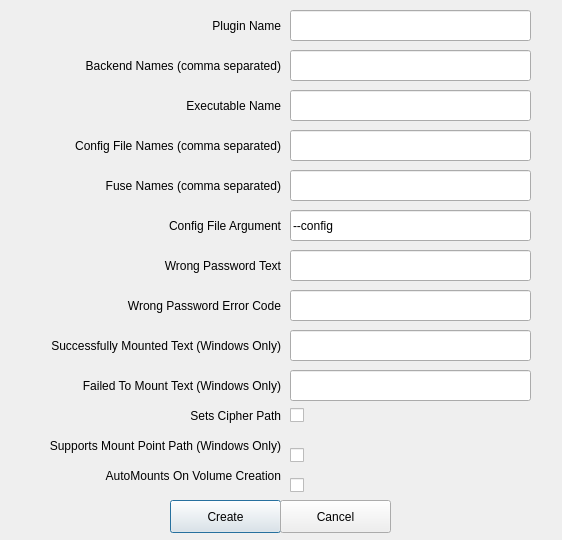
mhogomchungu/sirikali, file src/createbackendwindow.ui: the form before one commit.
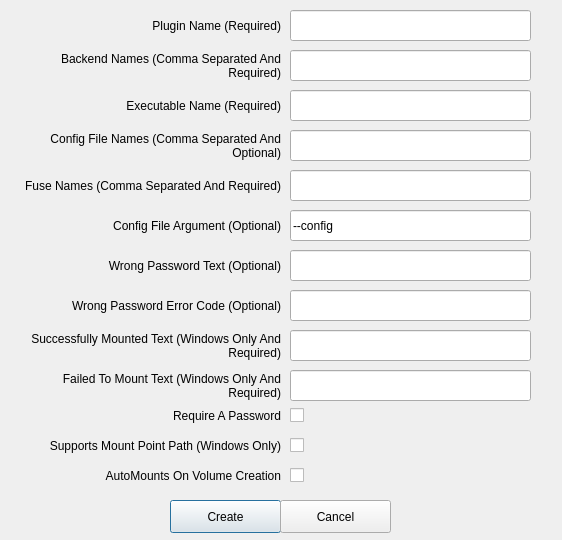
The form after the commit.

Commit message: second step in making a custom backend support is complete

What changed in the file:
```diff
--- a/src/createbackendwindow.ui
+++ b/src/createbackendwindow.ui
@@ -29,7 +29,7 @@
     </rect>
    </property>
    <property name="text">
-    <string>Plugin Name</string>
+    <string>Plugin Name (Required)</string>
    </property>
    <property name="alignment">
     <set>Qt::AlignRight|Qt::AlignTrailing|Qt::AlignVCenter</set>
@@ -58,7 +58,7 @@
     </rect>
    </property>
    <property name="text">
-    <string>Executable Name</string>
+    <string>Executable Name (Required)</string>
    </property>
    <property name="alignment">
     <set>Qt::AlignRight|Qt::AlignTrailing|Qt::AlignVCenter</set>
@@ -87,7 +87,7 @@
     </rect>
    </property>
    <property name="text">
-    <string>Fuse Names (comma separated)</string>
+    <string>Fuse Names (Comma Separated And Required)</string>
    </property>
    <property name="alignment">
     <set>Qt::AlignRight|Qt::AlignTrailing|Qt::AlignVCenter</set>
@@ -116,7 +116,7 @@
     </rect>
    </property>
    <property name="text">
-    <string>Config File Argument</string>
+    <string>Config File Argument (Optional)</string>
    </property>
    <property name="alignment">
     <set>Qt::AlignRight|Qt::AlignTrailing|Qt::AlignVCenter</set>
@@ -148,7 +148,7 @@
     </rect>
    </property>
    <property name="text">
-    <string>Sets Cipher Path</string>
+    <string>Require A Password</string>
    </property>
    <property name="alignment">
     <set>Qt::AlignRight|Qt::AlignTrailing|Qt::AlignVCenter</set>
@@ -193,7 +193,7 @@
    <property name="geometry">
     <rect>
      <x>290</x>
-     <y>440</y>
+     <y>430</y>
      <width>21</width>
      <height>31</height>
     </rect>
@@ -212,7 +212,7 @@
     </rect>
    </property>
    <property name="text">
-    <string>Wrong Password Text</string>
+    <string>Wrong Password Text (Optional)</string>
    </property>
    <property name="alignment">
     <set>Qt::AlignRight|Qt::AlignTrailing|Qt::AlignVCenter</set>
@@ -241,7 +241,7 @@
     </rect>
    </property>
    <property name="text">
-    <string>Wrong Password Error Code</string>
+    <string>Wrong Password Error Code (Optional)</string>
    </property>
    <property name="alignment">
     <set>Qt::AlignRight|Qt::AlignTrailing|Qt::AlignVCenter</set>
@@ -283,7 +283,7 @@
     </rect>
    </property>
    <property name="text">
-    <string>Config File Names (comma separated)</string>
+    <string>Config File Names (Comma Separated And Optional)</string>
    </property>
    <property name="alignment">
     <set>Qt::AlignRight|Qt::AlignTrailing|Qt::AlignVCenter</set>
@@ -312,7 +312,7 @@
     </rect>
    </property>
    <property name="text">
-    <string>Successfully Mounted Text (Windows Only)</string>
+    <string>Successfully Mounted Text (Windows Only And Required)</string>
    </property>
    <property name="alignment">
     <set>Qt::AlignRight|Qt::AlignTrailing|Qt::AlignVCenter</set>
@@ -341,7 +341,7 @@
     </rect>
    </property>
    <property name="text">
-    <string>Failed To Mount Text (Windows Only)</string>
+    <string>Failed To Mount Text (Windows Only And Required)</string>
    </property>
    <property name="alignment">
     <set>Qt::AlignRight|Qt::AlignTrailing|Qt::AlignVCenter</set>
@@ -383,7 +383,7 @@
    <property name="geometry">
     <rect>
      <x>290</x>
-     <y>470</y>
+     <y>460</y>
      <width>21</width>
      <height>31</height>
     </rect>
@@ -415,7 +415,7 @@
     </rect>
    </property>
    <property name="text">
-    <string>Backend Names (comma separated)</string>
+    <string>Backend Names (Comma Separated And Required)</string>
    </property>
    <property name="alignment">
     <set>Qt::AlignRight|Qt::AlignTrailing|Qt::AlignVCenter</set>
```
Left out of the diff: 4 changed lines with no effect on the pictures. The commit also changes 27 other files.
